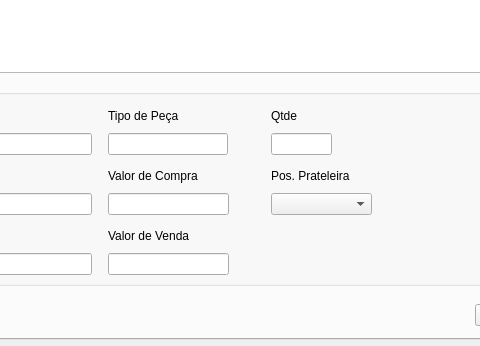
Above: frm_gestaoesotque.ui from ustop0/TCC before the change; both pictures show x 110 to 590 and y 300 to 646 of the 781 by 646 pixel window. Below: the same form after it.
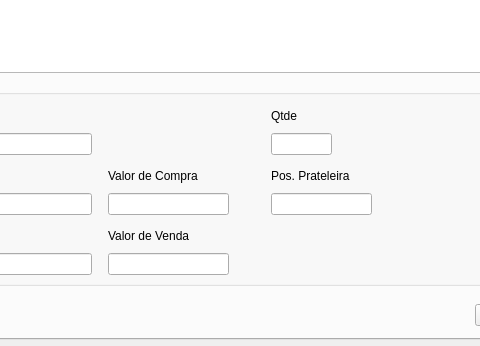
That is the form after the change. The open tabs and pages were chosen to show the change.

Commit message:
Erro do cadastro de peças corrigido
Foi apenas um erro de query causado por desatenção

```diff
--- a/frm_gestaoesotque.ui
+++ b/frm_gestaoesotque.ui
@@ -492,28 +492,6 @@
        </item>
       </layout>
      </widget>
-     <widget class="QWidget" name="layoutWidget_14">
-      <property name="geometry">
-       <rect>
-        <x>197</x>
-        <y>30</y>
-        <width>120</width>
-        <height>50</height>
-       </rect>
-      </property>
-      <layout class="QVBoxLayout" name="verticalLayout_14">
-       <item>
-        <widget class="QLabel" name="label_14">
-         <property name="text">
-          <string>Tipo de Peça</string>
-         </property>
-        </widget>
-       </item>
-       <item>
-        <widget class="QLineEdit" name="txt_ge_tipoPeca"/>
-       </item>
-      </layout>
-     </widget>
      <widget class="QWidget" name="layoutWidget_15">
       <property name="geometry">
        <rect>
@@ -532,7 +510,7 @@
         </widget>
        </item>
        <item>
-        <widget class="QComboBox" name="cb_ge_posicao_prateleira"/>
+        <widget class="QLineEdit" name="txt_ge_posicao"/>
        </item>
       </layout>
      </widget>
```
Left out of the diff: 26 changed lines with no effect on the pictures. The commit also changes 2 other files.
